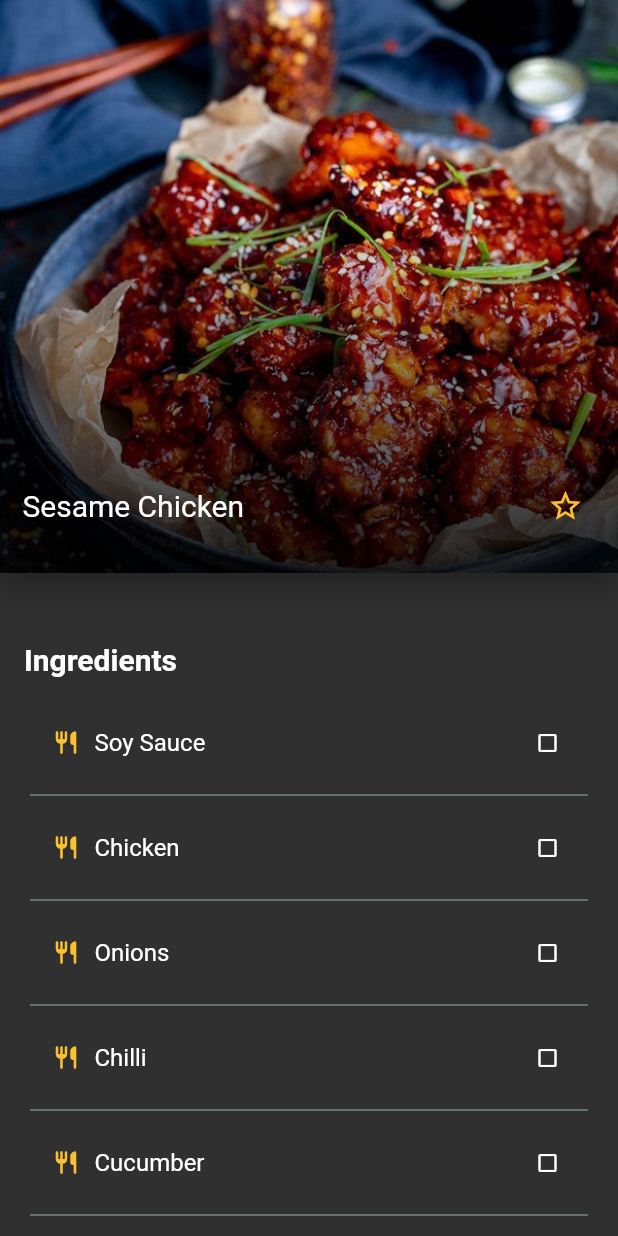
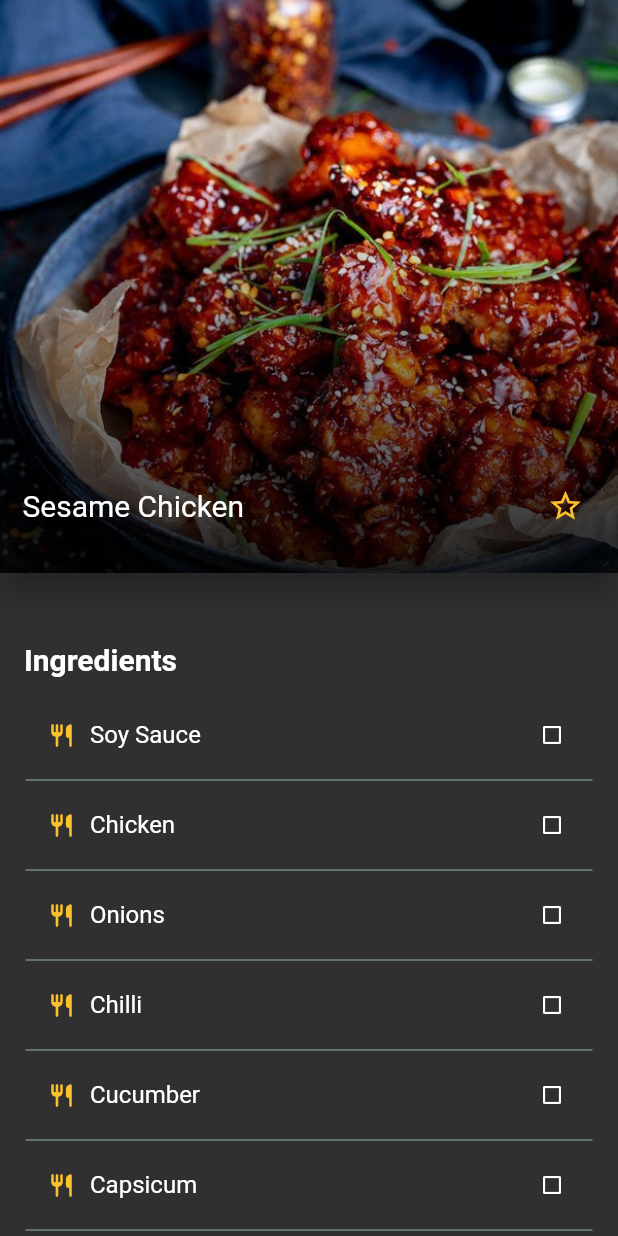
Before and after one commit to imranZMiko/Eten, a Flutter app: the RecipeScreen screen opened by its route, on a phone screen of 412 x 824 dp. Run offline on Flutter 3.47's test engine with Material 2 defaults, Android fonts, the phone set to English and light mode, and no system bars; missing offline and left inert: day_night_switcher.

Commit message:
Changed ingredients icon and spacing, changed recipe search bar spacing, changed recipe screen padding.

```diff
--- a/lib/screens/recipe_screen.dart
+++ b/lib/screens/recipe_screen.dart
@@ -110,12 +110,12 @@ class RecipeScreen extends StatelessWidget {
                     padding: EdgeInsets.zero,
                     itemBuilder: (ctx, index) {
                       return Padding(
-                        padding: EdgeInsets.symmetric(horizontal: 20),
+                        padding: EdgeInsets.symmetric(horizontal: 17),
                         child: Column(
                           children: [
                             Padding(
                               padding: EdgeInsets.symmetric(
-                                  vertical: 15, horizontal: 5),
+                                  vertical: 10, horizontal: 5),
                               child: Row(
                                 children: [
                                   Padding(
@@ -172,7 +172,7 @@ class RecipeScreen extends StatelessWidget {
                     padding: EdgeInsets.zero,
                     itemBuilder: (ctx, index) {
                       return Padding(
-                        padding: EdgeInsets.symmetric(horizontal: 20),
+                        padding: EdgeInsets.symmetric(horizontal: 17),
                         child: Column(
                           crossAxisAlignment: CrossAxisAlignment.start,
                           children: [
--- a/lib/widgets/dismissible_ingredients.dart
+++ b/lib/widgets/dismissible_ingredients.dart
@@ -24,14 +24,14 @@ class _IngredientsDismissibleState extends State<IngredientsDismissible> {
     return Column(
       children: [
         Padding(
-          padding: EdgeInsets.symmetric(vertical: 20, horizontal: 15),
+          padding: EdgeInsets.only(top: 25, left: 15, right: 15, bottom: 10),
           child: Row(
             children: [
               Padding(
                 padding: EdgeInsets.only(right: 10),
                 child: Icon(
-                  Icons.api,
-                  size: 14,
+                  Icons.all_inbox,
+                  size: 16,
                 ),
               ),
               Expanded(
--- a/lib/widgets/recipe_search.dart
+++ b/lib/widgets/recipe_search.dart
@@ -20,7 +20,7 @@ class _RecipeSearchState extends State<RecipeSearch> {
             children: [
               Expanded(
                 child: Padding(
-                  padding: EdgeInsets.symmetric(horizontal: 20, vertical: 15),
+                  padding: EdgeInsets.symmetric(horizontal: 10, vertical: 18),
                   child: TextFormField(
                     decoration: InputDecoration(
                       contentPadding: EdgeInsets.only(left: 10, top: 15),
```
